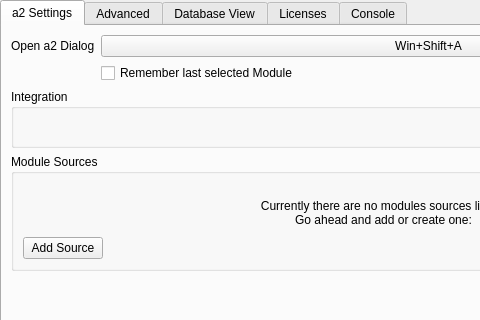
Old version of the form ui/a2widget/a2settings_view.ui in the repository ewerybody/a2; both pictures show x 0 to 480 and y 0 to 320 of the 767 by 472 pixel window.
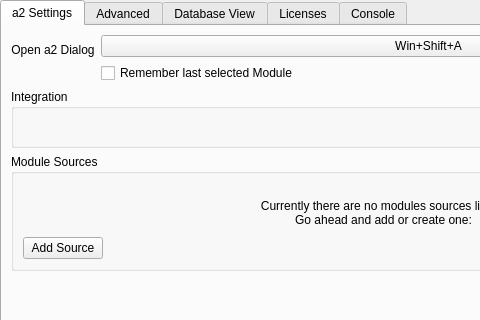
New version of the form. Custom widgets are drawn as their Qt base class.

Commit message: main hotkey label alignment fixed

The edit to the form file:
```diff
--- a/ui/a2widget/a2settings_view.ui
+++ b/ui/a2widget/a2settings_view.ui
@@ -37,6 +37,9 @@
            <property name="text">
             <string notr="true">Open a2 Dialog</string>
            </property>
+           <property name="alignment">
+            <set>Qt::AlignBottom|Qt::AlignHCenter</set>
+           </property>
           </widget>
          </item>
          <item row="0" column="1">
```
The commit also changes 1 other file.
